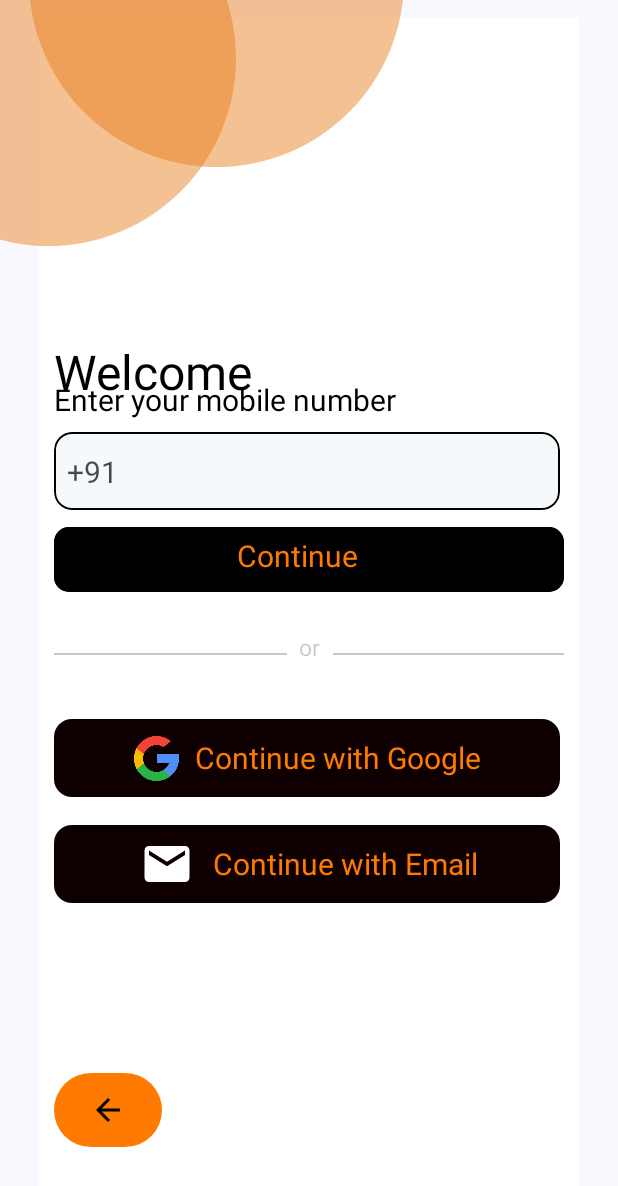
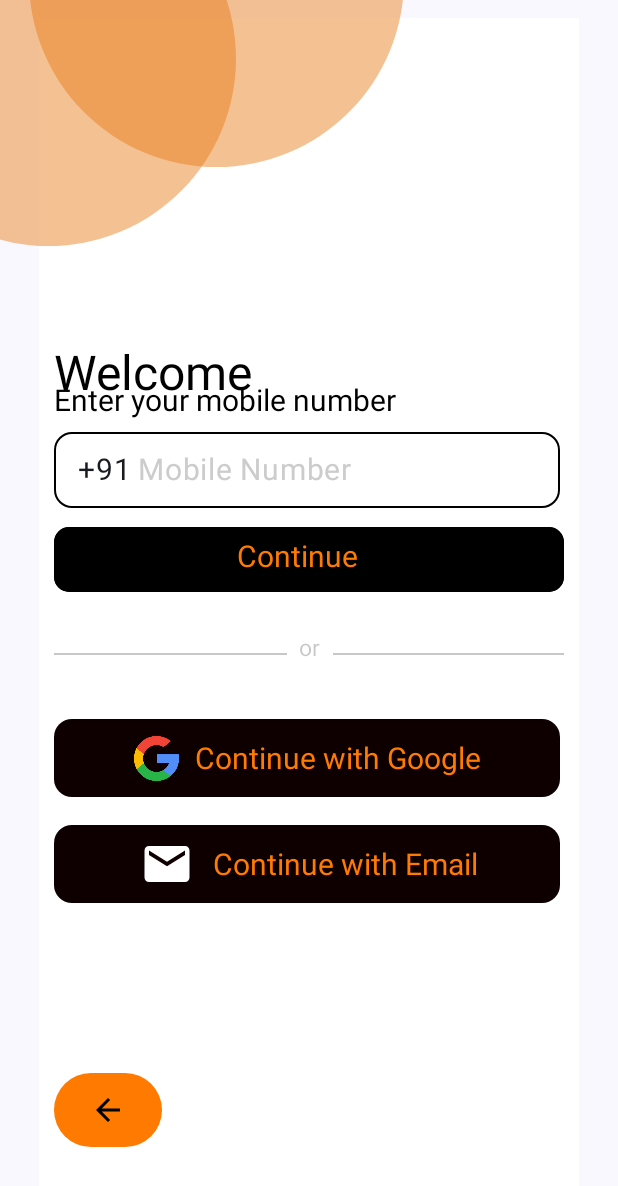
Before and after one commit to MKG26/Dabba, an Android app built with Jetpack Compose: the screen it shows after launch (MainActivity), after a tap on "Continue", on a phone screen of 412 x 824 dp. Shown: the top 1186 px of the screen. Run offline under Robolectric (Android 15) with nearby library versions, the phone set to English and light mode, and no system bars.

Commit message:
secondpage

```diff
--- a/app/src/main/java/com/example/dabba/ui/secondPage.kt
+++ b/app/src/main/java/com/example/dabba/ui/secondPage.kt
@@ -26,11 +26,13 @@ import androidx.compose.foundation.layout.size
 import androidx.compose.foundation.layout.width
 import androidx.compose.foundation.shape.CircleShape
 import androidx.compose.foundation.shape.RoundedCornerShape
+import androidx.compose.foundation.text.BasicTextField
 import androidx.compose.material.icons.Icons
 import androidx.compose.material.icons.filled.AddCircle
 import androidx.compose.material.icons.filled.ArrowBack
 import androidx.compose.material.icons.filled.ArrowForward
 import androidx.compose.material.icons.filled.Email
+import androidx.compose.material.icons.filled.Search
 import androidx.compose.material.icons.twotone.ArrowForward
 import androidx.compose.material3.Button
 import androidx.compose.material3.ButtonDefaults
@@ -42,6 +44,10 @@ import androidx.compose.material3.MaterialTheme
 import androidx.compose.material3.Text
 import androidx.compose.runtime.Composable
 import androidx.compose.runtime.LaunchedEffect
+import androidx.compose.runtime.getValue
+import androidx.compose.runtime.mutableStateOf
+import androidx.compose.runtime.remember
+import androidx.compose.runtime.setValue
 import androidx.compose.ui.Alignment
 import androidx.compose.ui.Modifier
 import androidx.compose.ui.draw.clip
@@ -71,6 +77,10 @@ import com.example.dabba.ui.theme.poppinsFamily
 fun Login(state: SignInState,
           onSignInClick: () -> Unit,
           modifier: Modifier = Modifier) {
+
+    var amountInput by remember {
+        mutableStateOf("")
+    }
 
     val context = LocalContext.current
     LaunchedEffect(key1 = state.signInError){
@@ -284,31 +294,17 @@ fun Login(state: SignInState,
                 )
                 .requiredWidth(width = 337.dp)
                 .requiredHeight(height = 52.dp)
+
+
+
         ) {
-            Text(
-                text = "+91",
-                color = Color.Black,
-                lineHeight = 5.78.em,
-                style = TextStyle(
-                    fontSize = 20.sp),
-                modifier = Modifier
-                    .align(alignment = Alignment.TopStart)
-                    .offset(
-                        x = 8.42095947265625.dp,
-                        y = 15.dp
-                    )
-                    .requiredWidth(width = 34.dp))
 
-            Box(
-                modifier = Modifier
-                    .requiredWidth(width = 337.dp)
-                    .requiredHeight(height = 52.dp)
-                    .clip(shape = RoundedCornerShape(12.dp))
-                    .background(color = Color(0xffe3eaf2).copy(alpha = 0.31f))
-                    .border(
-                        border = BorderStroke(1.dp, Color.Black),
-                        shape = RoundedCornerShape(12.dp)
-                    ))
+            customTextField(
+                value = amountInput,
+                onValueChange = {amountInput = it}
+            )
+
+
 
         }
         Text(
@@ -361,6 +357,76 @@ fun Login(state: SignInState,
     }
 }
 
+@Composable
+fun customTextField(
+    modifier: Modifier = Modifier,
+    value: String,
+    onValueChange: (String) -> Unit,
+) {
+
+
+    BasicTextField(
+        modifier = Modifier
+            .border(border = BorderStroke(1.dp, Color.Black),
+                shape = RoundedCornerShape(12.dp)),
+        value = value,
+        onValueChange = onValueChange,
+
+        textStyle = TextStyle(
+            fontSize = 18.sp
+        ),
+
+        decorationBox = { innerTextField ->
+
+            Box(
+
+                modifier = Modifier
+                    .fillMaxWidth()
+                    .background(color = Color.White, shape = RoundedCornerShape(size = 30.dp))
+                    .padding(horizontal = 16.dp, vertical = 13.dp)
+                ,
+
+
+
+                ){
+
+                Row(
+                    modifier = Modifier,
+
+                    verticalAlignment = Alignment.CenterVertically
+
+                ) {
+                    Text(
+                        text = "+91",
+                        fontSize = 20.sp
+                    )
+
+
+                    innerTextField()
+
+                }
+
+                if (value.isEmpty()) {
+                    Text(
+                        text = "Mobile Number",
+                        fontSize = 20.sp,
+                        fontWeight = FontWeight.Normal,
+                        color = Color.LightGray,
+
+                        modifier = Modifier
+                            .padding(start = 40.dp)
+                    )
+                }
+
+            }
+
+        }
+
+
+    )
+
+}
+
 @Preview(widthDp = 360, heightDp = 800)
 @Composable
 private fun LoginPreview() {
```
